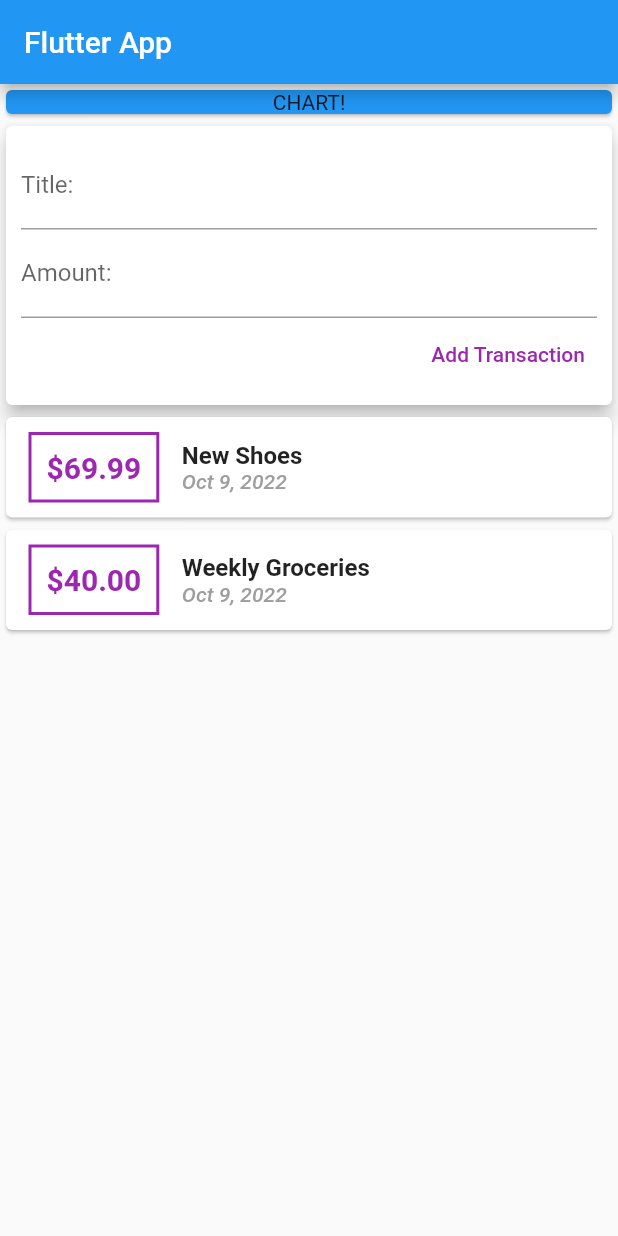
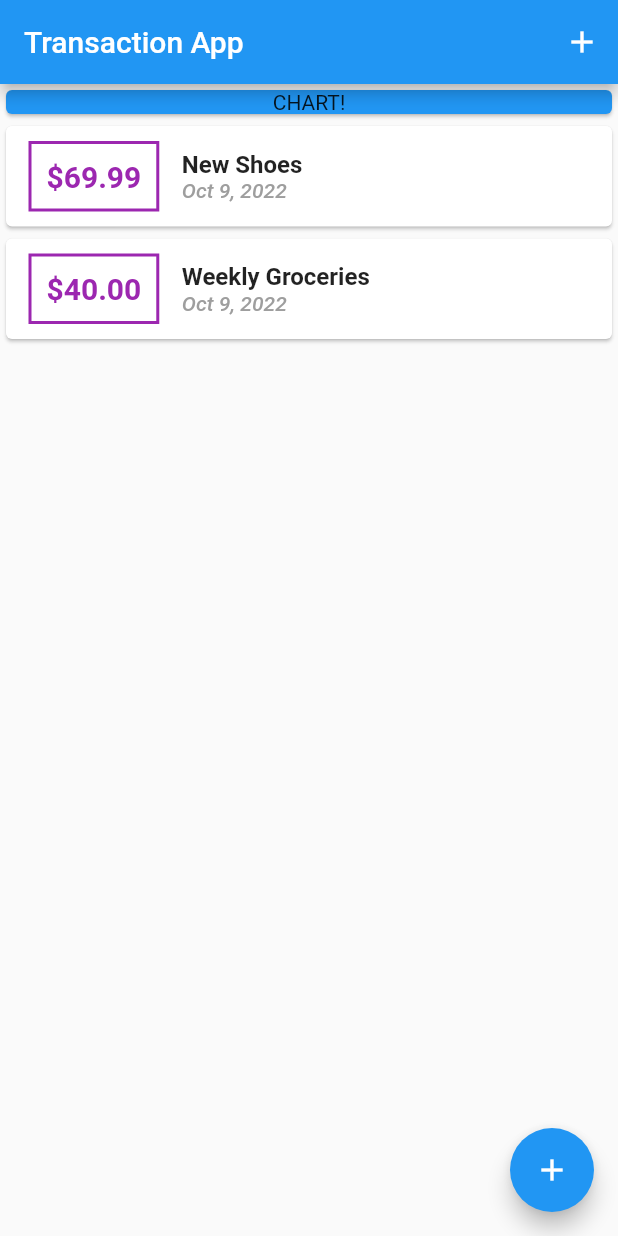
Before and after one commit to kpirabaharan/Flutter, a Flutter app: the screen it shows after launch, on a phone screen of 412 x 824 dp. Run offline on Flutter 3.47's test engine with Material 2 defaults, Android fonts, the phone set to English and light mode, and no system bars.

Commit message:
Section 4 - Widgets: Added Buttons, Bottom Modal and Fixed Input

```diff
--- a/section_4_widgets/lib/main.dart
+++ b/section_4_widgets/lib/main.dart
@@ -1,5 +1,8 @@
 import 'package:flutter/material.dart';
-import './widgets/user_transactions.dart';
+
+import './widgets/new_transaction.dart';
+import './widgets/transaction_list.dart';
+import './models/transaction.dart';
 
 void main() => runApp(MyApp());
 
@@ -13,12 +16,53 @@
   }
 }
 
-class MyHomePage extends StatelessWidget {
+class MyHomePage extends StatefulWidget {
+  @override
+  State<MyHomePage> createState() => _MyHomePageState();
+}
+
+class _MyHomePageState extends State<MyHomePage> {
+  final List<Transaction> _userTransactions = <Transaction>[
+    Transaction(
+        id: 't1', title: 'New Shoes', amount: 69.99, date: DateTime.now()),
+    Transaction(
+        id: 't2',
+        title: 'Weekly Groceries',
+        amount: 40.00,
+        date: DateTime.now()),
+  ];
+
+  void _addNewTransaction(String txTitle, double txAmount) {
+    final newTx = Transaction(
+        title: txTitle,
+        amount: txAmount,
+        date: DateTime.now(),
+        id: DateTime.now().toString());
+
+    setState(() {
+      _userTransactions.add(newTx);
+    });
+  }
+
+  void _startAddNewTransaction(BuildContext ctx) {
+    showModalBottomSheet(
+      context: ctx,
+      builder: (bCtx) {
+        return NewTransaction(_addNewTransaction);
+      },
+    );
+  }
+
   @override
   Widget build(BuildContext context) {
     return Scaffold(
       appBar: AppBar(
-        title: Text('Flutter App'),
+        title: Text('Transaction App'),
+        actions: [
+          IconButton(
+              onPressed: () => _startAddNewTransaction(context),
+              icon: Icon(Icons.add))
+        ],
       ),
       body: SingleChildScrollView(
         child: Column(
@@ -35,9 +79,14 @@
                 ),
               ),
             ),
-            UserTransactions()
+            TransactionList(_userTransactions)
           ],
         ),
+      ),
+      floatingActionButtonLocation: FloatingActionButtonLocation.endFloat,
+      floatingActionButton: FloatingActionButton(
+        child: Icon(Icons.add),
+        onPressed: () => _startAddNewTransaction(context),
       ),
     );
   }
--- a/section_4_widgets/lib/widgets/transaction_list.dart
+++ b/section_4_widgets/lib/widgets/transaction_list.dart
@@ -23,9 +23,7 @@
                       border: Border.all(color: Colors.purple, width: 2)),
                   padding: EdgeInsets.all(10),
                   child: Text(
-                    (transactions[index].amount % 1 != 0)
-                        ? '\$${transactions[index].amount}'
-                        : '\$${transactions[index].amount}0',
+                    '\$${transactions[index].amount.toStringAsFixed(2)}',
                     style: TextStyle(
                       fontWeight: FontWeight.bold,
                       fontSize: 20,
--- a/section_4_widgets/lib/widgets/user_transactions.dart
+++ /dev/null
@@ -1,46 +0,0 @@
-import 'package:flutter/material.dart';
-
-import './new_transaction.dart';
-import './transaction_list.dart';
-import '../models/transaction.dart';
-
-class UserTransactions extends StatefulWidget {
-  const UserTransactions({super.key});
-
-  @override
-  State<UserTransactions> createState() => _UserTransactionsState();
-}
-
-class _UserTransactionsState extends State<UserTransactions> {
-  final List<Transaction> _userTransactions = <Transaction>[
-    Transaction(
-        id: 't1', title: 'New Shoes', amount: 69.99, date: DateTime.now()),
-    Transaction(
-        id: 't2',
-        title: 'Weekly Groceries',
-        amount: 40.00,
-        date: DateTime.now()),
-  ];
-
-  void _addNewTransaction(String txTitle, double txAmount) {
-    final newTx = Transaction(
-        title: txTitle,
-        amount: txAmount,
-        date: DateTime.now(),
-        id: DateTime.now().toString());
-
-    setState(() {
-      _userTransactions.add(newTx);
-    });
-  }
-
-  @override
-  Widget build(BuildContext context) {
-    return Column(
-      children: [
-        NewTransaction(_addNewTransaction),
-        TransactionList(_userTransactions),
-      ],
-    );
-  }
-}
```
Also changed, not shown: section_4_widgets/lib/widgets/new_transaction.dart (+28 -7 lines).
